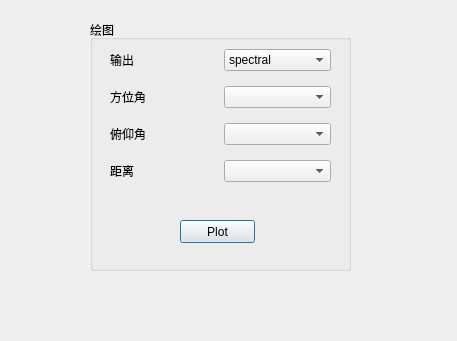
code-arter/radiometer-GUI, file GUI/plotdialog.ui: the form before one commit.
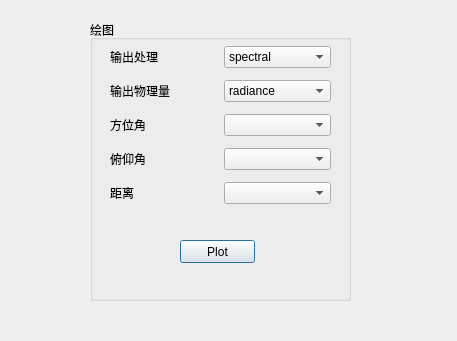
The form after the commit.

Commit message: 批处理画图设置

The edit to the form file:
```diff
--- a/GUI/plotdialog.ui
+++ b/GUI/plotdialog.ui
@@ -19,7 +19,7 @@
      <x>90</x>
      <y>20</y>
      <width>261</width>
-     <height>251</height>
+     <height>281</height>
     </rect>
    </property>
    <property name="title">
@@ -31,10 +31,13 @@
       <x>20</x>
       <y>20</y>
       <width>221</width>
-      <height>151</height>
+      <height>171</height>
      </rect>
     </property>
     <layout class="QGridLayout" name="gridLayout">
+     <item row="2" column="1">
+      <widget class="QComboBox" name="comboBox_plot_phi"/>
+     </item>
      <item row="0" column="1">
       <widget class="QComboBox" name="comboBox">
        <item>
@@ -49,42 +52,60 @@
        </item>
       </widget>
      </item>
-     <item row="2" column="0">
+     <item row="3" column="0">
       <widget class="QLabel" name="label_3">
        <property name="text">
         <string>俯仰角</string>
        </property>
       </widget>
      </item>
+     <item row="4" column="1">
+      <widget class="QComboBox" name="comboBox_plot_distance"/>
+     </item>
      <item row="0" column="0">
       <widget class="QLabel" name="label">
        <property name="text">
-        <string>输出</string>
+        <string>输出处理</string>
        </property>
       </widget>
      </item>
-     <item row="1" column="0">
+     <item row="2" column="0">
       <widget class="QLabel" name="label_2">
        <property name="text">
         <string>方位角</string>
        </property>
       </widget>
      </item>
-     <item row="3" column="0">
+     <item row="4" column="0">
       <widget class="QLabel" name="label_4">
        <property name="text">
         <string>距离</string>
        </property>
       </widget>
      </item>
-     <item row="1" column="1">
-      <widget class="QComboBox" name="comboBox_plot_phi"/>
-     </item>
-     <item row="2" column="1">
-      <widget class="QComboBox" name="comboBox_plot_umu"/>
-     </item>
      <item row="3" column="1">
-      <widget class="QComboBox" name="comboBox_plot_distance"/>
+      <widget class="QComboBox" name="comboBox_plot_umu"/>
+     </item>
+     <item row="1" column="0">
+      <widget class="QLabel" name="label_5">
+       <property name="text">
+        <string>输出物理量</string>
+       </property>
+      </widget>
+     </item>
+     <item row="1" column="1">
+      <widget class="QComboBox" name="comboBox_quantity">
+       <item>
+        <property name="text">
+         <string>radiance</string>
+        </property>
+       </item>
+       <item>
+        <property name="text">
+         <string>transmittance</string>
+        </property>
+       </item>
+      </widget>
      </item>
     </layout>
    </widget>
@@ -92,7 +113,7 @@
     <property name="geometry">
      <rect>
       <x>90</x>
-      <y>200</y>
+      <y>220</y>
       <width>75</width>
       <height>23</height>
      </rect>
```
The commit also changes 10 other files.
